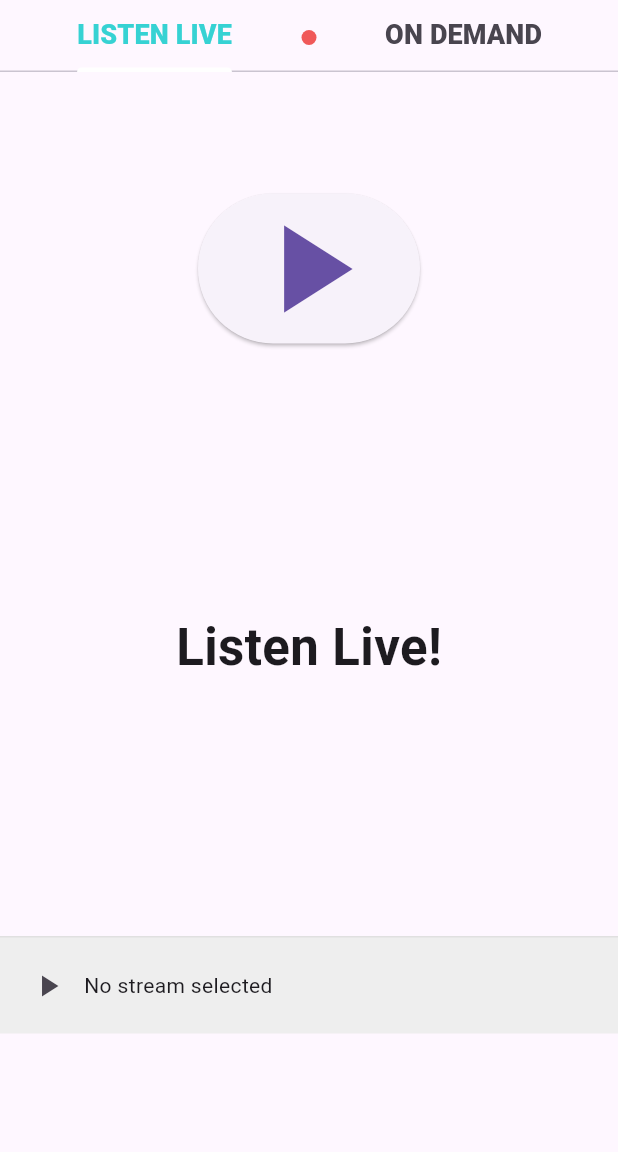
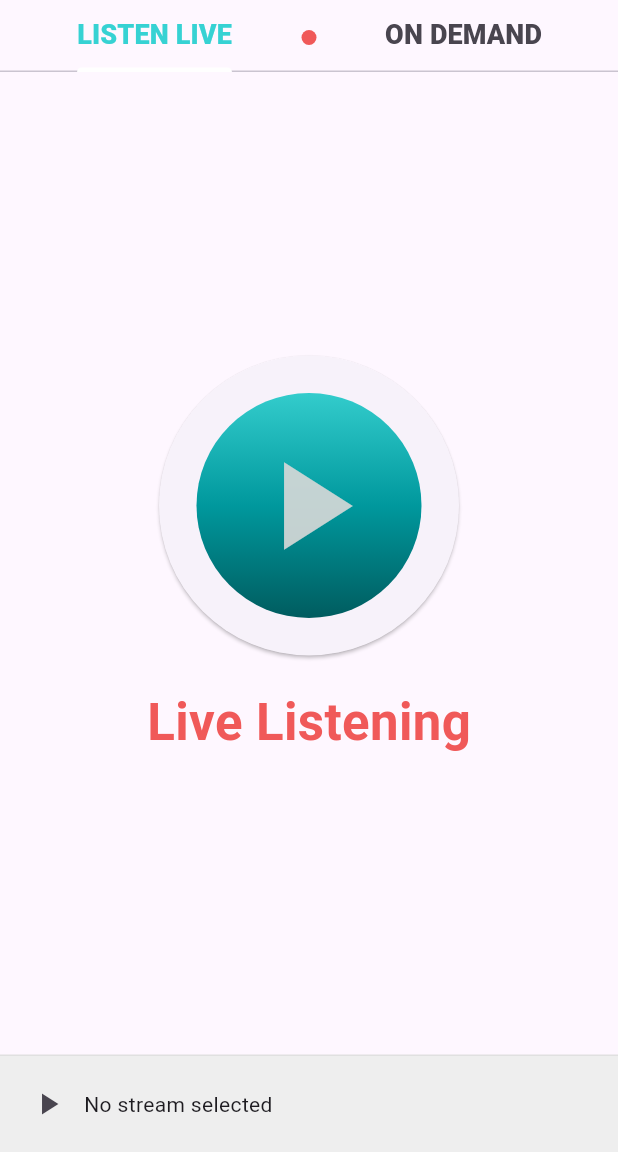
Before and after one commit to CivicTechWR/MidTownRadioApp, a Flutter app: the screen it shows after launch, on a phone screen of 412 x 824 dp, the part 84-1236 px from its top. Run offline on Flutter 3.47's test engine with Material 3 defaults, Android fonts, the light colour scheme and no system bars; our stand-ins replace just_audio; missing offline and left inert: audio_session; generated files the repository leaves out were written again; statements that could not run were skipped.

Commit message:
Update live listening page to match color scheme
The button and text on the live listening page
now match the color scheme. The play button also
has added functionality.

```diff
--- a/lib/src/listen_live/view.dart
+++ b/lib/src/listen_live/view.dart
@@ -17,22 +17,56 @@ class ListenLivePage extends StatelessWidget {
     final playerProvider = Provider.of<PlayerProvider>(context);
     return Center(
         child: Column(
-        mainAxisAlignment: MainAxisAlignment.spaceEvenly,
+        mainAxisAlignment: MainAxisAlignment.spaceBetween,
+        children: [
+          Expanded(
+            child: Column(
+              mainAxisAlignment: MainAxisAlignment.center,
               children: <Widget>[
                 ElevatedButton(
-            onPressed: () => playerProvider.setStream('https://midtownradiokw.out.airtime.pro/midtownradiokw_a'),
-            child: Icon(Icons.play_arrow, size: 100),
+                  onPressed: () {
+                    playerProvider.setStream('https://midtownradiokw.out.airtime.pro/midtownradiokw_a');
+                    if (playerProvider.isPlaying) {
+                      playerProvider.pause();
+                      } else {
+                        playerProvider.play();
+                      }
+                    },
+                  style: ButtonStyle(
+                    fixedSize: WidgetStatePropertyAll(Size.fromRadius(100)),
+                    padding: WidgetStatePropertyAll(EdgeInsets.all(10))),
+                  child: Stack(alignment: AlignmentDirectional.center,children: [
+                    Container(
+                      width: 150,
+                      height: 150,
+                      decoration: BoxDecoration(
+                        gradient: LinearGradient(
+                          colors: [Color(0xff005c5f),Color(0xff00989d),Color(0xff33cccc)],
+                          begin: Alignment.bottomCenter,
+                          end:Alignment.topCenter,
+                          ),
+                          shape:BoxShape.circle,
+                          ),),
+                    Icon(playerProvider.isPlaying ? Icons.pause:Icons.play_arrow,size: 100, color: Color.fromRGBO(217, 217, 216, 0.9),)
+                    ]),
                 ),
                 // Icon(Icons.radio, size: 100),
                 // PlayerWidget(),
-          SizedBox(height: 20),
-          Text(
-            'Listen Live!',
+                // SizedBox(height: 20),
+                Padding(
+                  padding: const EdgeInsets.fromLTRB(0, 20, 0, 0),
+                  child: Text(
+                    'Live Listening',
                     style: TextStyle(
+                      color: Color(0xfff05959),
                       fontSize: 34,
                       fontWeight: FontWeight.bold,),
                   ),
-          SizedBox(height: 10),
+                ),
+                SizedBox(height: 10)
+              ],
+            ),
+          ),
           PlayerWidget()
         ],
       )
```
Lines whose indentation alone changed are shown as unchanged.
